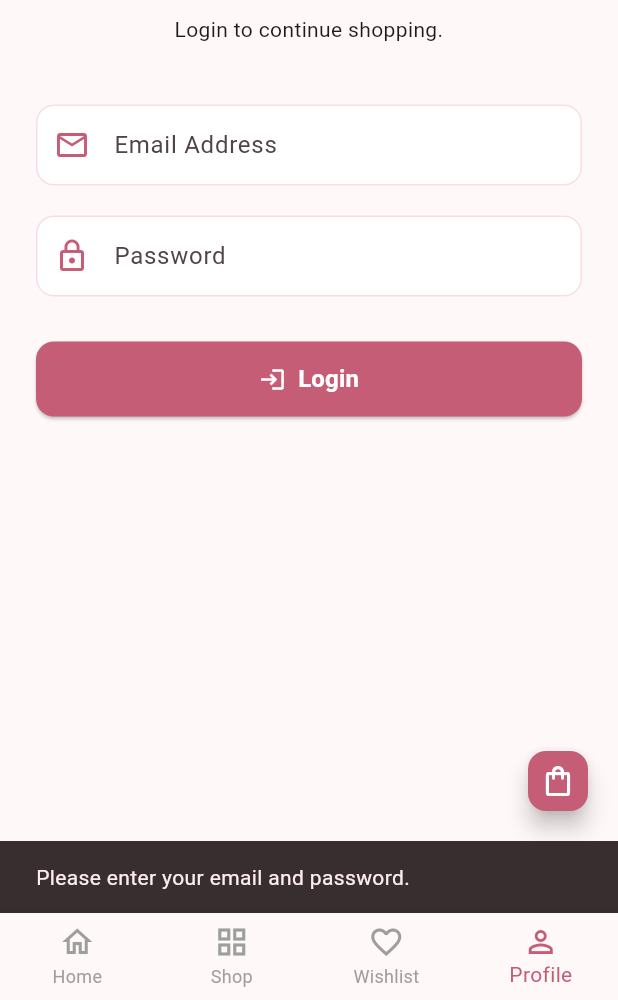
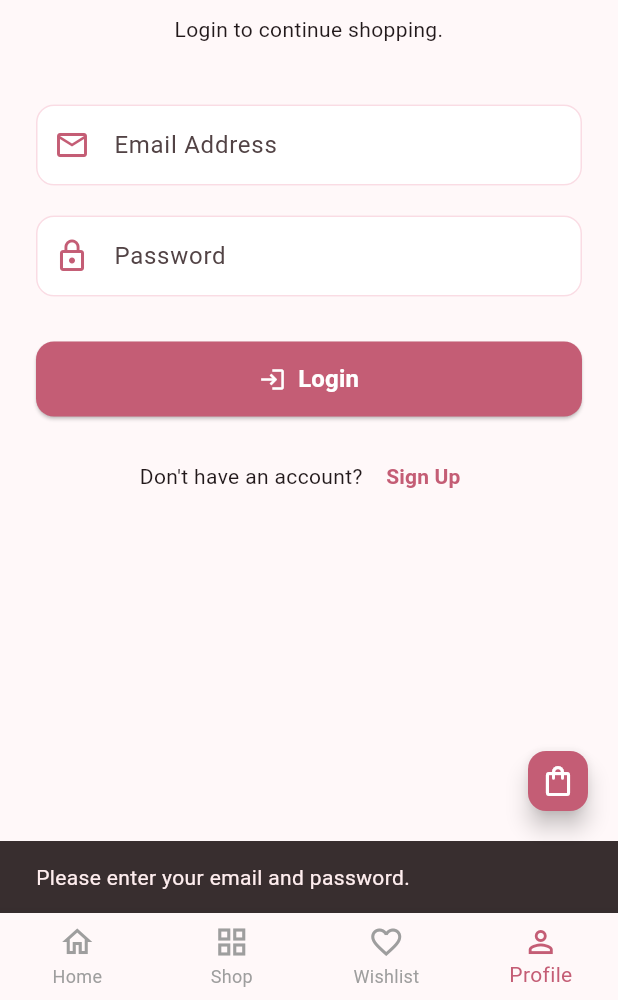
Before and after one commit to Meka996/Mobile-Application-Project-flutter-, a Flutter app: the screen it shows after launch, item 4 of the bottom bar chosen, after a tap on "Login", on a phone screen of 412 x 824 dp, the part 236-1236 px from its top. Run offline on Flutter 3.47's test engine with Material 3 defaults, Android fonts, the phone set to English and light mode, and no system bars; our stand-ins replace cloud_firestore, cloud_functions, firebase_auth, firebase_core; accounts and stored records are empty.

Commit message:
Add sign up navigation from login screen

```diff
--- a/lib/features/auth/presentation/screens/login_screen.dart
+++ b/lib/features/auth/presentation/screens/login_screen.dart
@@ -1,4 +1,3 @@
-
 import 'package:flutter/material.dart';
 import 'package:firebase_auth/firebase_auth.dart';
 
@@ -6,6 +5,7 @@ import '../../data/auth_service.dart';
 import '../../../../core/widgets/velora_text_field.dart';
 import '../../../../core/widgets/velora_button.dart';
 import '../../../../core/theme/app_theme.dart';
+import 'sign_up_screen.dart';
 
 class LoginScreen extends StatefulWidget {
   const LoginScreen({super.key});
@@ -27,9 +27,7 @@ class _LoginScreenState extends State<LoginScreen> {
       return;
     }
 
-    setState(() {
-      _isLoading = true;
-    });
+    setState(() => _isLoading = true);
 
     try {
       await _authService.login(
@@ -38,13 +36,11 @@ class _LoginScreenState extends State<LoginScreen> {
       );
 
       if (!mounted) return;
-
       _showMessage('Login successful!');
     } on FirebaseAuthException catch (e) {
       if (!mounted) return;
 
-      if (e.code == 'user-not-found' ||
-          e.code == 'invalid-credential') {
+      if (e.code == 'user-not-found' || e.code == 'invalid-credential') {
         _showMessage('No account found. Check your email and password.');
       } else if (e.code == 'wrong-password') {
         _showMessage('Incorrect password.');
@@ -57,17 +53,21 @@ class _LoginScreenState extends State<LoginScreen> {
       if (!mounted) return;
       _showMessage('Something went wrong. Please try again.');
     } finally {
-      if (mounted) {
-        setState(() {
-          _isLoading = false;
-        });
-      }
+      if (mounted) setState(() => _isLoading = false);
     }
   }
 
   void _showMessage(String message) {
     ScaffoldMessenger.of(context).showSnackBar(
       SnackBar(content: Text(message)),
+    );
+  }
+
+  void _openSignUp() {
+    Navigator.of(context).push(
+      MaterialPageRoute<void>(
+        builder: (_) => const SignUpScreen(),
+      ),
     );
   }
 
@@ -85,7 +85,6 @@ class _LoginScreenState extends State<LoginScreen> {
         padding: const EdgeInsets.all(24),
         children: [
           const SizedBox(height: 40),
-
           const Text(
             'Welcome Back to VELORA',
             textAlign: TextAlign.center,
@@ -95,37 +94,46 @@ class _LoginScreenState extends State<LoginScreen> {
               color: AppTheme.deepRose,
             ),
           ),
-
           const SizedBox(height: 10),
-
           const Text(
             'Login to continue shopping.',
             textAlign: TextAlign.center,
           ),
-
           const SizedBox(height: 40),
-
           VeloraTextField(
             hint: 'Email Address',
             icon: Icons.email_outlined,
             onChanged: (value) => _email = value,
           ),
-
           const SizedBox(height: 20),
-
           VeloraTextField(
             hint: 'Password',
             icon: Icons.lock_outline,
             obscureText: true,
             onChanged: (value) => _password = value,
           ),
-
           const SizedBox(height: 30),
-
           VeloraButton(
             text: _isLoading ? 'Logging in...' : 'Login',
             icon: Icons.login,
             onPressed: _isLoading ? null : _login,
+          ),
+          const SizedBox(height: 16),
+          Row(
+            mainAxisAlignment: MainAxisAlignment.center,
+            children: [
+              const Text("Don't have an account? "),
+              TextButton(
+                onPressed: _isLoading ? null : _openSignUp,
+                child: const Text(
+                  'Sign Up',
+                  style: TextStyle(
+                    color: AppTheme.deepRose,
+                    fontWeight: FontWeight.bold,
+                  ),
+                ),
+              ),
+            ],
           ),
         ],
       ),
```
